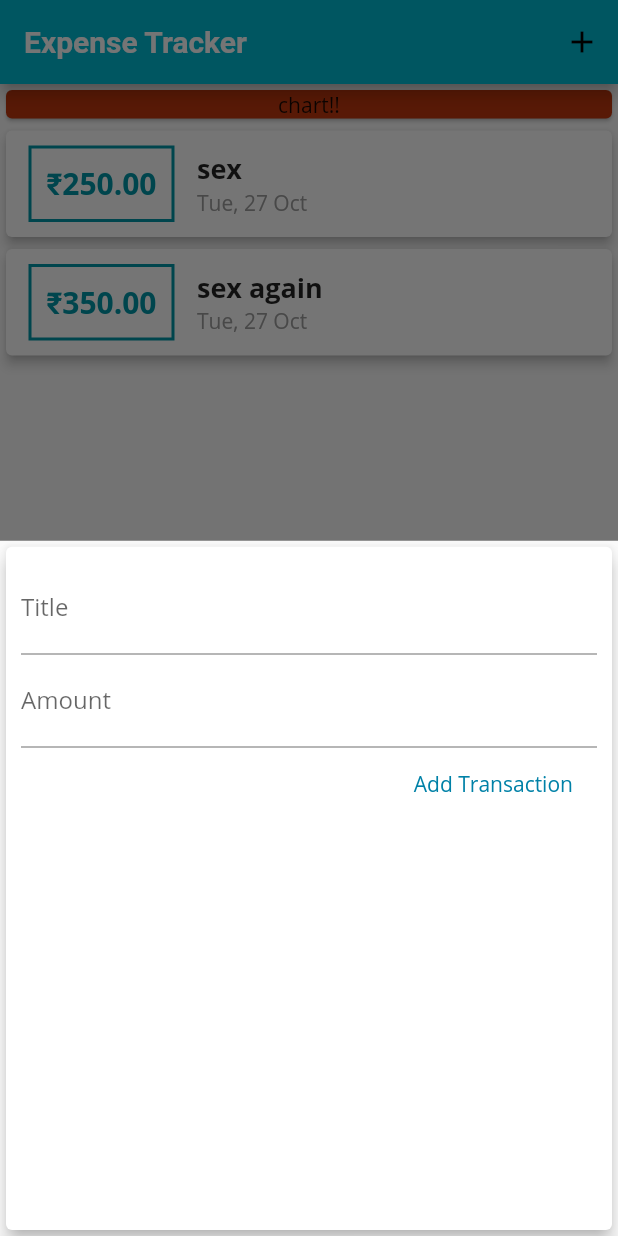
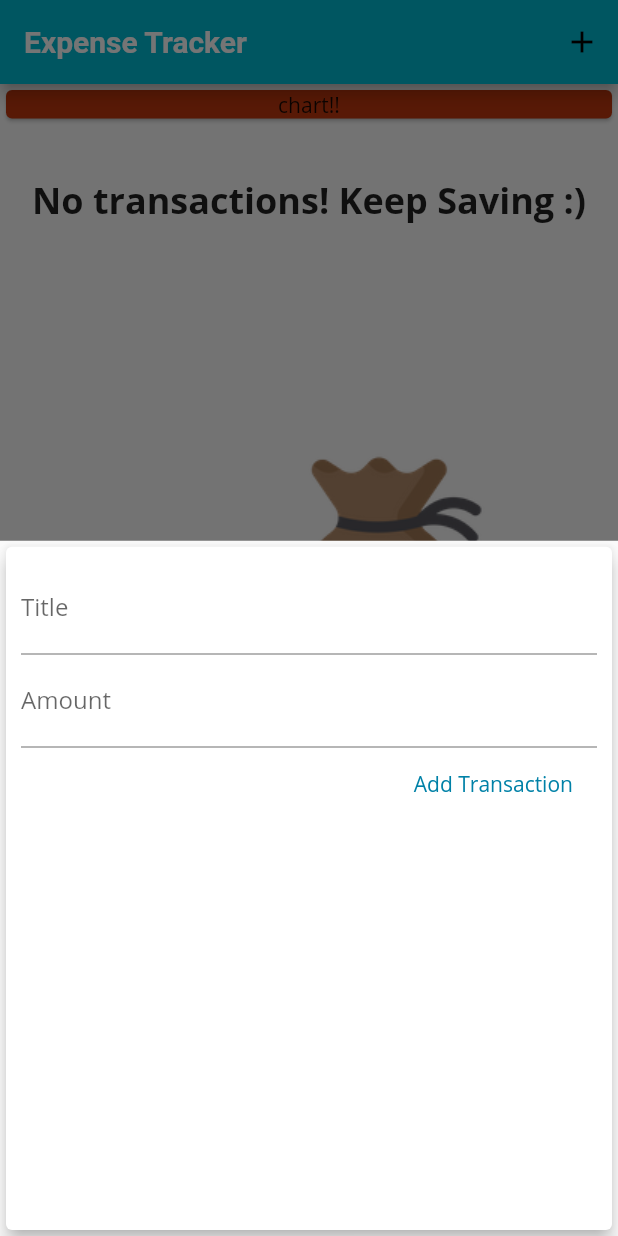
Before and after one commit to dhairay-thakur/expense_tracker, a Flutter app: the screen it shows after launch, after a tap on the "add" icon, on a phone screen of 412 x 824 dp. Run offline on Flutter 3.47's test engine with Material 2 defaults, Android fonts, the phone set to English and light mode, and no system bars.

Commit message:
added ui for empty list

```diff
--- a/lib/main.dart
+++ b/lib/main.dart
@@ -41,18 +41,18 @@ class MyHomePage extends StatefulWidget {
 }
 
 final List<Transaction> _userTransactions = [
-  Transaction(
-    id: "t1",
-    amount: 250,
-    date: DateTime.now(),
-    title: "sex",
-  ),
-  Transaction(
-    id: "t2",
-    amount: 350,
-    date: DateTime.now(),
-    title: "sex again",
-  ),
+  // Transaction(
+  //   id: "t1",
+  //   amount: 250,
+  //   date: DateTime.now(),
+  //   title: "sex",
+  // ),
+  // Transaction(
+  //   id: "t2",
+  //   amount: 350,
+  //   date: DateTime.now(),
+  //   title: "sex again",
+  // ),
 ];
 
 class _MyHomePageState extends State<MyHomePage> {
--- a/lib/widgets/transaction_list.dart
+++ b/lib/widgets/transaction_list.dart
@@ -11,8 +11,27 @@ class TransactionList extends StatelessWidget {
   Widget build(BuildContext context) {
     return Container(
       // height: MediaQuery.of(context).size.height,
-      height: 400,
-      child: ListView.builder(
+      height: 500,
+      child: transactions.isEmpty
+          ? Column(
+              mainAxisAlignment: MainAxisAlignment.spaceAround,
+              children: [
+                Text(
+                  "No transactions! Keep Saving :)",
+                  style: TextStyle(
+                    fontWeight: FontWeight.bold,
+                    fontSize: 24,
+                  ),
+                ),
+                SizedBox(
+                  height: 10,
+                ),
+                Image.asset(
+                  'assets/images/empty_list.png',
+                ),
+              ],
+            )
+          : ListView.builder(
               itemCount: transactions.length,
               itemBuilder: (ctx, index) {
                 return Card(
@@ -45,11 +64,12 @@ class TransactionList extends StatelessWidget {
                         children: [
                           Text(
                             transactions[index].title,
-                      style:
-                          TextStyle(fontSize: 18, fontWeight: FontWeight.bold),
+                            style: TextStyle(
+                                fontSize: 18, fontWeight: FontWeight.bold),
                           ),
                           Text(
-                      DateFormat('EEE, d MMM').format(transactions[index].date),
+                            DateFormat('EEE, d MMM')
+                                .format(transactions[index].date),
                             style: TextStyle(
                               fontSize: 14,
                               color: Colors.grey,
--- a/pubspec.yaml
+++ b/pubspec.yaml
@@ -46,9 +46,9 @@ flutter:
   uses-material-design: true
 
   # To add assets to your application, add an assets section, like this:
-  # assets:
-  #   - images/a_dot_burr.jpeg
-  #   - images/a_dot_ham.jpeg
+  assets:
+    - assets/images/empty_list.png
+#   - images/a_dot_ham.jpeg
 
   # An image asset can refer to one or more resolution-specific "variants", see
   # https://flutter.dev/assets-and-images/#resolution-aware.
```
Also changed, not shown: assets/images/empty_list.png (added). Lines whose indentation alone changed are shown as unchanged.
